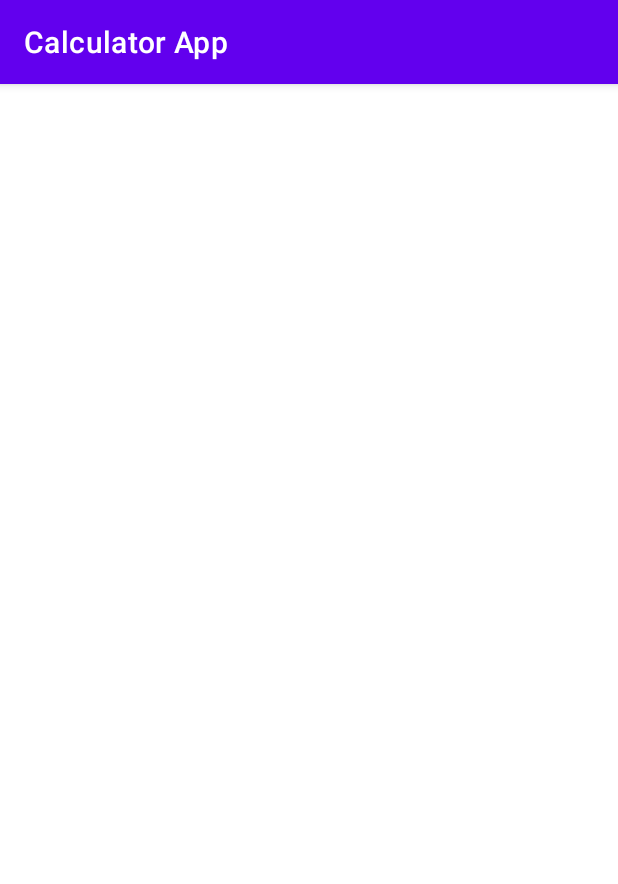
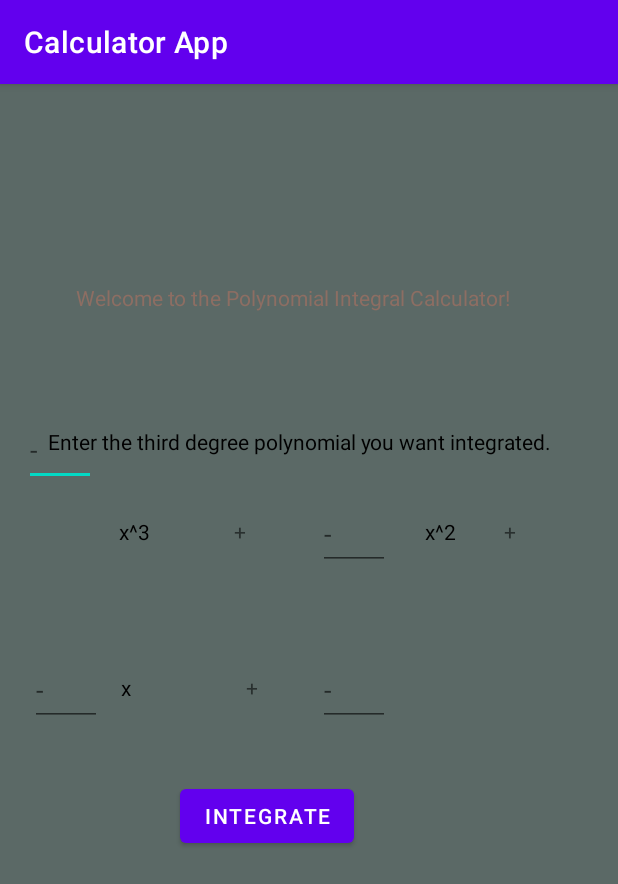
Before and after one commit to RaghavC16/Calculator-App, an Android app: the Integral screen opened directly, with no data from a screen before it, on a phone screen of 412 x 824 dp. Shown: the top 884 px of the screen. Run offline under Robolectric (Android 15) with nearby library versions, the light colour scheme and no system bars.

Commit message:
finally finally done (re added the features lost in pervious commit)

```diff
--- a/app/src/main/res/layout/activity_integral.xml
+++ b/app/src/main/res/layout/activity_integral.xml
@@ -1,8 +1,11 @@
 <?xml version="1.0" encoding="utf-8"?>
+
 <androidx.constraintlayout.widget.ConstraintLayout xmlns:android="http://schemas.android.com/apk/res/android"
     xmlns:app="http://schemas.android.com/apk/res-auto"
     xmlns:tools="http://schemas.android.com/tools"
     android:layout_height="match_parent"
+    android:layout_width="match_parent"
+    android:background="@color/lightGrey"
     tools:context=".Integral">
 
 
@@ -28,12 +31,13 @@
         app:layout_constraintBottom_toBottomOf="parent"
         app:layout_constraintEnd_toEndOf="parent" />
 
+
     <EditText
         android:id="@+id/cof1"
         android:layout_width="wrap_content"
         android:layout_height="wrap_content"
         android:layout_marginStart="16dp"
-        android:layout_marginTop="396dp"
+        android:layout_marginTop="220dp"
         android:hint="-"
         android:inputType="numberDecimal"
         android:minWidth="48dp"
@@ -45,8 +49,8 @@
         android:id="@+id/cof2"
         android:layout_width="wrap_content"
         android:layout_height="wrap_content"
-        android:layout_marginEnd="236dp"
-        android:layout_marginBottom="284dp"
+        android:layout_marginEnd="152dp"
+        android:layout_marginBottom="444dp"
         android:hint="-"
         android:inputType="numberDecimal"
         android:minWidth="48dp"
@@ -54,13 +58,12 @@
         app:layout_constraintBottom_toBottomOf="parent"
         app:layout_constraintEnd_toEndOf="parent" />
 
-
     <EditText
         android:id="@+id/cof3"
         android:layout_width="wrap_content"
         android:layout_height="wrap_content"
-        android:layout_marginEnd="128dp"
-        android:layout_marginBottom="284dp"
+        android:layout_marginEnd="344dp"
+        android:layout_marginBottom="340dp"
         android:hint="-"
         android:inputType="numberDecimal"
         android:minWidth="48dp"
@@ -72,8 +75,8 @@
         android:id="@+id/constant"
         android:layout_width="wrap_content"
         android:layout_height="wrap_content"
-        android:layout_marginEnd="20dp"
-        android:layout_marginBottom="284dp"
+        android:layout_marginEnd="152dp"
+        android:layout_marginBottom="340dp"
         android:hint="-"
         android:inputType="numberDecimal"
         android:minWidth="48dp"
@@ -85,8 +88,8 @@
         android:id="@+id/op1"
         android:layout_width="wrap_content"
         android:layout_height="wrap_content"
-        android:layout_marginEnd="312dp"
-        android:layout_marginBottom="300dp"
+        android:layout_marginEnd="248dp"
+        android:layout_marginBottom="460dp"
         android:text="+"
         app:layout_constraintBottom_toBottomOf="parent"
         app:layout_constraintEnd_toEndOf="parent" />
@@ -95,8 +98,8 @@
         android:id="@+id/op2"
         android:layout_width="wrap_content"
         android:layout_height="wrap_content"
-        android:layout_marginEnd="200dp"
-        android:layout_marginBottom="300dp"
+        android:layout_marginEnd="68dp"
+        android:layout_marginBottom="460dp"
         android:text="+"
         app:layout_constraintBottom_toBottomOf="parent"
         app:layout_constraintEnd_toEndOf="parent" />
@@ -105,8 +108,8 @@
         android:id="@+id/op3"
         android:layout_width="wrap_content"
         android:layout_height="wrap_content"
-        android:layout_marginEnd="100dp"
-        android:layout_marginBottom="296dp"
+        android:layout_marginEnd="240dp"
+        android:layout_marginBottom="356dp"
         android:text="+"
         app:layout_constraintBottom_toBottomOf="parent"
         app:layout_constraintEnd_toEndOf="parent" />
@@ -115,12 +118,45 @@
         android:id="@+id/computeButton"
         android:layout_width="wrap_content"
         android:layout_height="wrap_content"
-        android:layout_marginEnd="148dp"
-        android:layout_marginBottom="168dp"
+        android:layout_marginEnd="176dp"
+        android:layout_marginBottom="256dp"
         android:onClick="switchScreensSolution"
         android:text="Integrate"
         app:layout_constraintBottom_toBottomOf="parent"
         app:layout_constraintEnd_toEndOf="parent" />
 
+    <TextView
+        android:id="@+id/firstx"
+        android:layout_width="wrap_content"
+        android:layout_height="wrap_content"
+        android:layout_marginEnd="312dp"
+        android:layout_marginBottom="460dp"
+        android:text="x^3"
+        android:textColor="@color/black"
+        app:layout_constraintBottom_toBottomOf="parent"
+        app:layout_constraintEnd_toEndOf="parent" />
+
+    <TextView
+        android:id="@+id/secondx"
+        android:layout_width="wrap_content"
+        android:layout_height="wrap_content"
+        android:layout_marginEnd="108dp"
+        android:layout_marginBottom="460dp"
+        android:text="x^2"
+        android:textColor="@color/black"
+        app:layout_constraintBottom_toBottomOf="parent"
+        app:layout_constraintEnd_toEndOf="parent" />
+
+    <TextView
+        android:id="@+id/thirdx"
+        android:layout_width="23dp"
+        android:layout_height="35dp"
+        android:layout_marginEnd="308dp"
+        android:layout_marginBottom="340dp"
+        android:text="x"
+        android:textColor="@color/black"
+        app:layout_constraintBottom_toBottomOf="parent"
+        app:layout_constraintEnd_toEndOf="parent" />
+
 
 </androidx.constraintlayout.widget.ConstraintLayout>
--- a/app/src/main/res/layout/activity_integral_solution_screen.xml
+++ b/app/src/main/res/layout/activity_integral_solution_screen.xml
@@ -11,7 +11,7 @@
         android:id="@+id/finalAnswerIntegrate"
         android:layout_width="wrap_content"
         android:layout_height="wrap_content"
-        android:layout_marginEnd="56dp"
+        android:layout_marginEnd="32dp"
         android:layout_marginBottom="464dp"
         android:text="Your answer is:"
         android:textColor="@color/black"
```
Also changed, not shown: app/src/main/res/layout/activity_answer_screen.xml (+17 -3 lines), app/src/main/res/layout/activity_main.xml (+16 -16 lines).
